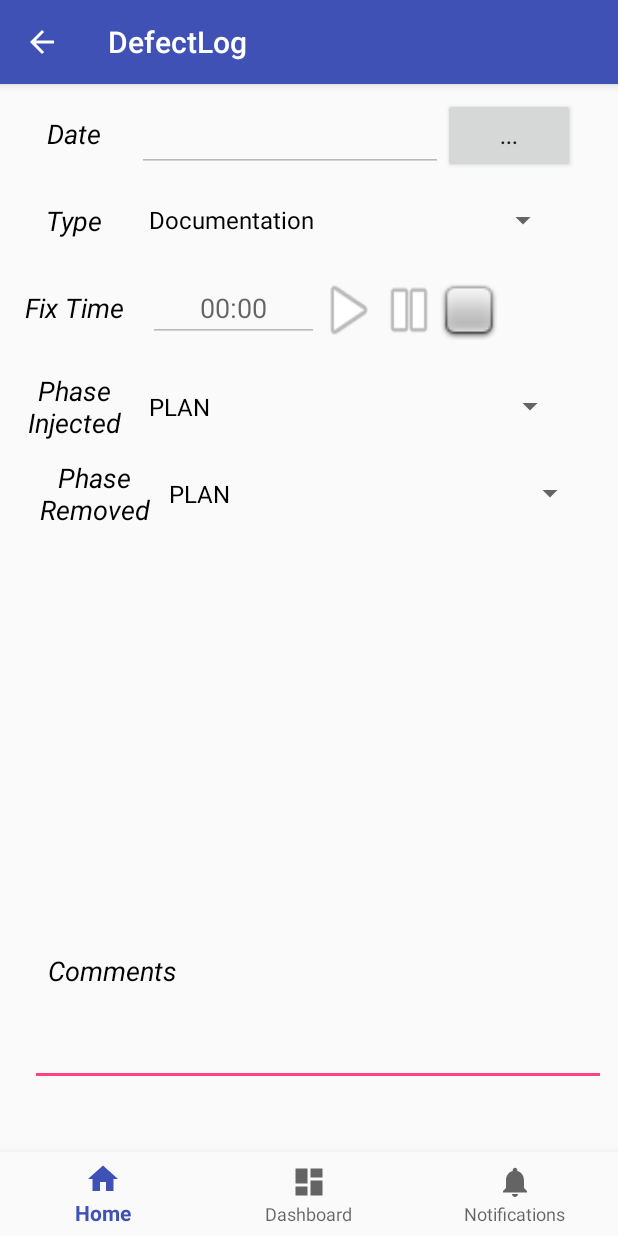
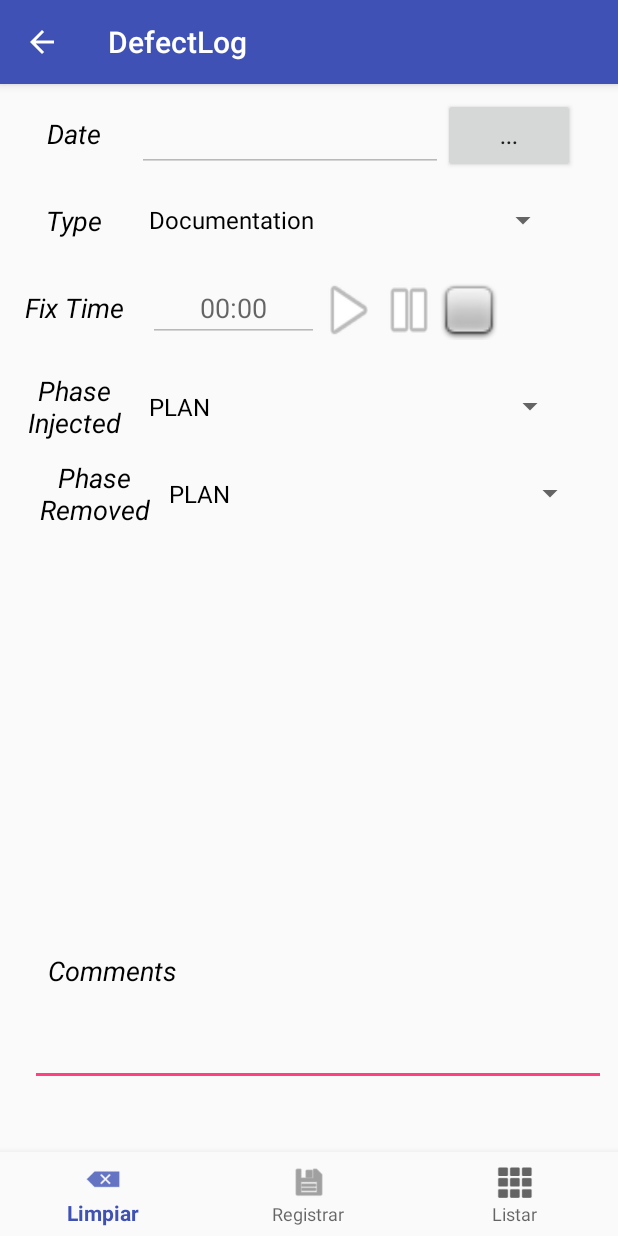
Before and after one commit to DARWorldSkills/ProyectoPSP7, an Android app: the DefectLog screen opened directly, with no data from a screen before it, on a phone screen of 412 x 824 dp. Run offline under Robolectric (Android 15) with nearby library versions, the phone set to English and light mode, and no system bars.

Commit message:
commit1sd

```diff
--- a/ProyectoPSP7/app/src/main/res/menu/navigation.xml
+++ b/ProyectoPSP7/app/src/main/res/menu/navigation.xml
@@ -3,17 +3,18 @@
 
     <item
         android:id="@+id/navigation_home"
-        android:icon="@drawable/ic_home_black_24dp"
-        android:title="@string/title_home" />
+        android:icon="@android:drawable/ic_input_delete"
+        android:title="Limpiar" />
+
 
     <item
         android:id="@+id/navigation_dashboard"
-        android:icon="@drawable/ic_dashboard_black_24dp"
-        android:title="@string/title_dashboard" />
+        android:icon="@android:drawable/ic_menu_save"
+        android:title="Registrar" />
 
     <item
         android:id="@+id/navigation_notifications"
-        android:icon="@drawable/ic_notifications_black_24dp"
-        android:title="@string/title_notifications" />
+        android:icon="@android:drawable/ic_dialog_dialer"
+        android:title="Listar" />
 
 </menu>
```
Also changed, not shown: ProyectoPSP7/app/src/main/java/com/aprendiz/ragp/proyectopsp7/Fragments/FragmentPhaseRemoved.java (+1 -80 lines), ProyectoPSP7/app/src/main/java/com/aprendiz/ragp/proyectopsp7/controllers/ProjectPlanSummary.java (+27 -0 lines).
